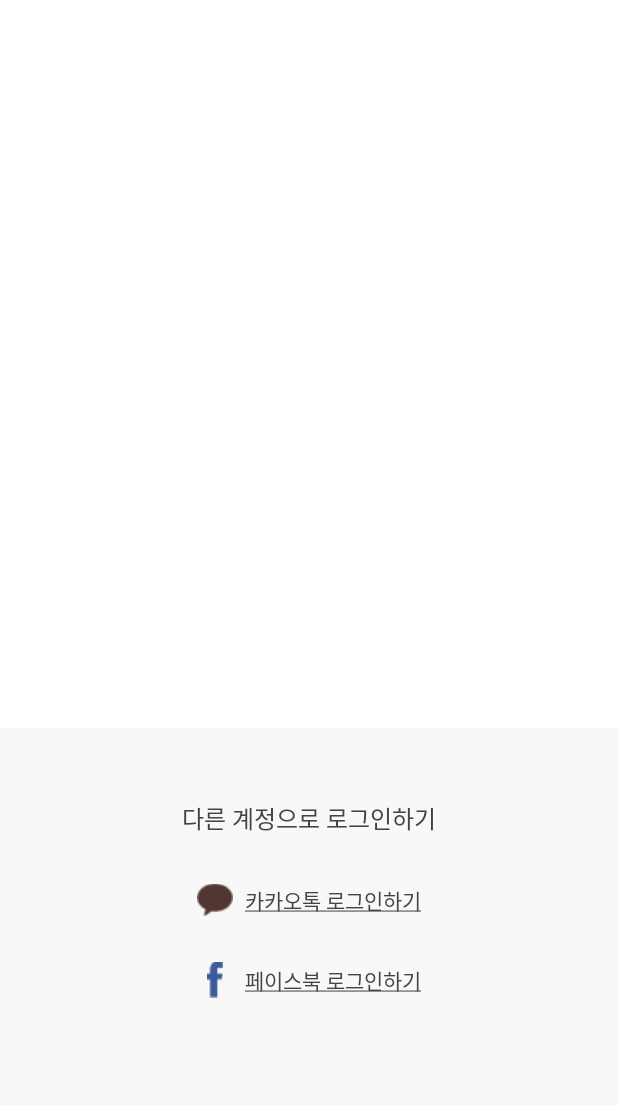
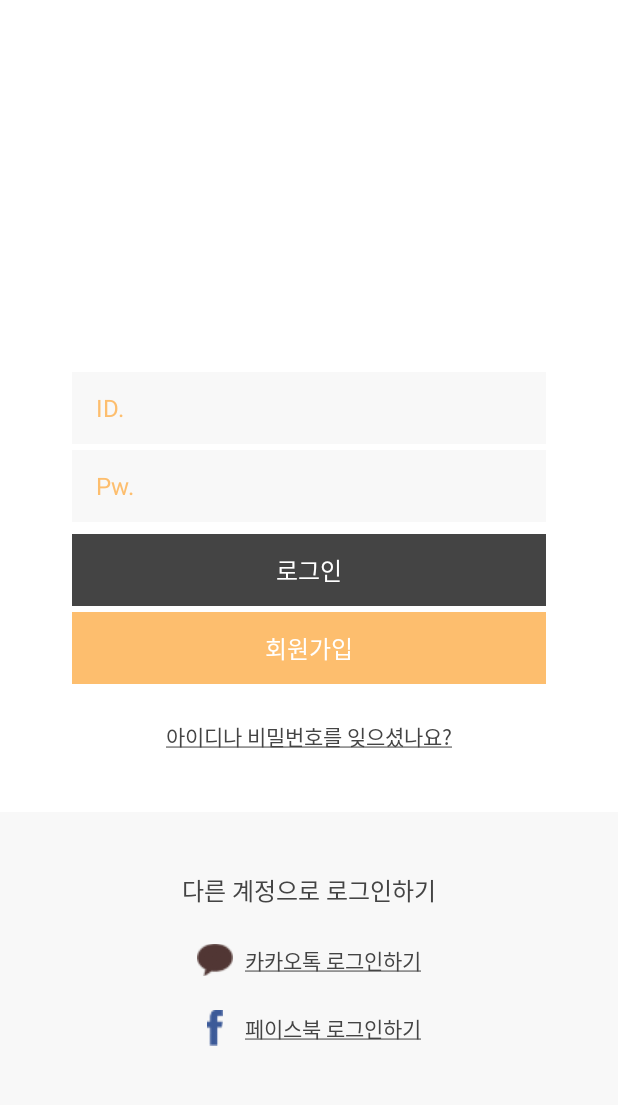
Before and after one commit to depromeet/project-bread, an Android app: the screen it shows after launch (LoginActivity), on a phone screen of 412 x 824 dp, the part 120-1225 px from its top. Run offline under Robolectric (Android 15) with nearby library versions, the phone set to English and light mode, and no system bars; Roboto replaces fonts that are not available here; 2 statements that could not run were skipped.

Commit message:
20160807

```diff
--- a/app/src/main/java/com/depromeet/bread/activity/LoginActivity.java
+++ b/app/src/main/java/com/depromeet/bread/activity/LoginActivity.java
@@ -3,6 +3,8 @@ package com.depromeet.bread.activity;
 import android.os.Bundle;
 import android.support.annotation.Nullable;
 import android.support.v7.app.AppCompatActivity;
+import android.view.View;
+import android.widget.EditText;
 
 import com.depromeet.bread.R;
 
@@ -12,5 +14,22 @@ public class LoginActivity extends AppCompatActivity {
     protected void onCreate(@Nullable Bundle savedInstanceState) {
         super.onCreate(savedInstanceState);
         setContentView(R.layout.activity_login);
+
+        initView();
+    }
+
+    private void initView() {
+        final View formLogin = findViewById(R.id.form_login);
+        final EditText etLoginId = (EditText) findViewById(R.id.et_login_id);
+        final EditText etLoginPw = (EditText) findViewById(R.id.et_login_pw);
+
+        // 아이디, 비밀번호 입력필드 너비 적용
+        formLogin.post(new Runnable() {
+            @Override
+            public void run() {
+                etLoginId.setWidth(etLoginId.getWidth());
+                etLoginPw.setWidth(etLoginPw.getWidth());
+            }
+        });
     }
 }
--- /dev/null
+++ b/app/src/main/java/com/depromeet/bread/view/DohyeonButton.java
@@ -0,0 +1,27 @@
+package com.depromeet.bread.view;
+
+import android.content.Context;
+import android.graphics.Typeface;
+import android.util.AttributeSet;
+import android.widget.Button;
+import android.widget.TextView;
+
+public class DohyeonButton extends Button {
+
+    public DohyeonButton(Context context) {
+        super(context);
+        init();
+    }
+    public DohyeonButton(Context context, AttributeSet attrs) {
+        super(context, attrs);
+        init();
+    }
+    public DohyeonButton(Context context, AttributeSet attrs, int defStyle) {
+        super(context, attrs, defStyle);
+        init();
+    }
+
+    public void init() {
+        setTypeface(Typeface.createFromAsset(getContext().getAssets(), "BMDOHYEON.ttf"));
+    }
+}
--- a/app/src/main/res/layout/activity_login.xml
+++ b/app/src/main/res/layout/activity_login.xml
@@ -9,7 +9,10 @@
         android:layout_width="match_parent"
         android:layout_height="0dp"
         android:layout_weight="1"
-        android:padding="@dimen/activity_margin_quadra"
+        android:paddingTop="@dimen/activity_margin_quadra"
+        android:paddingLeft="@dimen/activity_margin_quadra"
+        android:paddingRight="@dimen/activity_margin_quadra"
+        android:paddingBottom="@dimen/activity_margin_double"
         android:background="@color/colorPrimary" >
 
         <LinearLayout
@@ -33,14 +36,119 @@
 
         </LinearLayout>
 
+        <LinearLayout
+            android:orientation="vertical"
+            android:layout_width="match_parent"
+            android:layout_height="wrap_content"
+            android:layout_alignParentBottom="true"
+            android:paddingLeft="@dimen/activity_margin"
+            android:paddingRight="@dimen/activity_margin"
+            android:paddingBottom="@dimen/activity_margin"
+            android:gravity="center">
+
+            <GridLayout
+                android:id="@+id/form_login"
+                android:orientation="horizontal"
+                android:layout_width="match_parent"
+                android:layout_height="wrap_content"
+                android:columnCount="2"
+                android:background="@color/colorBackground" >
+
+                <com.depromeet.bread.view.DohyeonTextView
+                    android:layout_width="wrap_content"
+                    android:layout_height="wrap_content"
+                    android:layout_gravity="center_vertical"
+                    android:paddingLeft="@dimen/activity_margin"
+                    android:textColor="@color/colorAccent"
+                    android:textSize="@dimen/font_size_medium"
+                    android:text="ID." />
+
+                <EditText
+                    android:id="@+id/et_login_id"
+                    android:layout_height="@dimen/activity_view_height"
+                    android:layout_gravity="fill"
+                    android:padding="@dimen/activity_margin_half"
+                    android:inputType="textEmailAddress"
+                    android:background="@color/colorTransparent" />
+
+                <View
+                    android:layout_columnSpan="2"
+                    android:layout_height="@dimen/activity_margin_small"
+                    android:background="@color/colorPrimary" />
+
+                <com.depromeet.bread.view.DohyeonTextView
+                    android:layout_width="wrap_content"
+                    android:layout_height="wrap_content"
+                    android:layout_gravity="center_vertical"
+                    android:paddingLeft="@dimen/activity_margin"
+                    android:textColor="@color/colorAccent"
+                    android:textSize="@dimen/font_size_medium"
+                    android:text="Pw." />
+
+                <EditText
+                    android:id="@+id/et_login_pw"
+                    android:layout_height="@dimen/activity_view_height"
+                    android:layout_gravity="fill"
+                    android:padding="@dimen/activity_margin_half"
+                    android:inputType="textPassword"
+                    android:background="@color/colorTransparent" />
+
+            </GridLayout>
+
+            <View
+                android:layout_width="match_parent"
+                android:layout_height="@dimen/activity_margin_half" />
+
+            <GridLayout
+                android:orientation="horizontal"
+                android:layout_width="match_parent"
+                android:layout_height="wrap_content"
+                android:columnCount="1"
+                android:background="@color/colorBackground" >
+
+                <com.depromeet.bread.view.DohyeonButton
+                    android:stateListAnimator="@null"
+                    android:layout_width="match_parent"
+                    android:layout_height="@dimen/activity_view_height"
+                    android:background="@color/colorPrimaryDark"
+                    android:textColor="@color/colorPrimary"
+                    android:textSize="@dimen/font_size_medium"
+                    android:text="@string/login" />
+
+                <View
+                    android:layout_height="@dimen/activity_margin_small"
+                    android:background="@color/colorPrimary" />
+
+                <com.depromeet.bread.view.DohyeonButton
+                    android:stateListAnimator="@null"
+                    android:layout_width="match_parent"
+                    android:layout_height="@dimen/activity_view_height"
+                    android:background="@color/colorAccent"
+                    android:textColor="@color/colorPrimary"
+                    android:textSize="@dimen/font_size_medium"
+                    android:text="@string/register" />
+
+            </GridLayout>
+
+            <com.depromeet.bread.view.HyperTextView
+                android:layout_width="wrap_content"
+                android:layout_height="wrap_content"
+                android:layout_marginTop="@dimen/activity_margin"
+                android:paddingTop="@dimen/activity_margin_half"
+                android:paddingBottom="@dimen/activity_margin_half"
+                android:text="@string/forgot_id_pw"
+                android:textSize="@dimen/font_size_normal"
+                android:textColor="@drawable/selector_hyperlink" />
+
+        </LinearLayout>
+
     </RelativeLayout>
 
     <LinearLayout
         android:orientation="vertical"
         android:layout_width="match_parent"
         android:layout_height="wrap_content"
-        android:layout_marginBottom="@dimen/activity_margin_quadra"
-        android:paddingTop="@dimen/activity_margin_quadra"
+        android:paddingTop="@dimen/activity_margin_triple"
         android:paddingBottom="@dimen/activity_margin_quadra"
         android:gravity="center" >
 
@@ -67,8 +175,8 @@
             <com.depromeet.bread.view.HyperTextView
                 android:layout_width="wrap_content"
                 android:layout_height="wrap_content"
-                android:paddingTop="@dimen/activity_margin"
-                android:paddingBottom="@dimen/activity_margin"
+                android:paddingTop="@dimen/activity_margin_half"
+                android:paddingBottom="@dimen/activity_margin_half"
                 android:text="@string/login_with_kakao"
                 android:textSize="@dimen/font_size_normal"
                 android:textColor="@drawable/selector_hyperlink" />
--- a/app/src/main/res/values/colors.xml
+++ b/app/src/main/res/values/colors.xml
@@ -4,4 +4,5 @@
     <color name="colorPrimaryDark">#444</color>
     <color name="colorAccent">#fdbe6e</color>
     <color name="colorBackground">#f8f8f8</color>
+    <color name="colorTransparent">#0000</color>
 </resources>
--- a/app/src/main/res/values/dimens.xml
+++ b/app/src/main/res/values/dimens.xml
@@ -1,11 +1,14 @@
 <resources>
     <dimen name="nav_header_vertical_spacing">16dp</dimen>
     <dimen name="nav_header_height">160dp</dimen>
+    <dimen name="activity_view_height">48dp</dimen>
     <dimen name="activity_margin">16dp</dimen>
     <dimen name="activity_margin_double">16dp</dimen>
     <dimen name="activity_margin_triple">24dp</dimen>
     <dimen name="activity_margin_quadra">32dp</dimen>
+    <dimen name="activity_margin_ultra">64dp</dimen>
     <dimen name="activity_margin_half">8dp</dimen>
+    <dimen name="activity_margin_small">4dp</dimen>
     <dimen name="font_size_title">28sp</dimen>
     <dimen name="font_size_large">18sp</dimen>
     <dimen name="font_size_medium">16sp</dimen>
--- a/app/src/main/res/values/strings.xml
+++ b/app/src/main/res/values/strings.xml
@@ -4,9 +4,12 @@
     <string name="navigation_drawer_open">Open navigation drawer</string>
     <string name="navigation_drawer_close">Close navigation drawer</string>
     <string name="action_settings">Settings</string>
+    <string name="login">로그인</string>
+    <string name="register">회원가입</string>
     <string name="login_with_others">다른 계정으로 로그인하기</string>
     <string name="login_with_kakao"><u>카카오톡 로그인하기</u></string>
     <string name="login_with_facebook"><u>페이스북 로그인하기</u></string>
+    <string name="forgot_id_pw"><u>아이디나 비밀번호를 잊으셨나요?</u></string>
 
     <string-array name="univ_list">
         <item > 동국대학교 </item>
```
